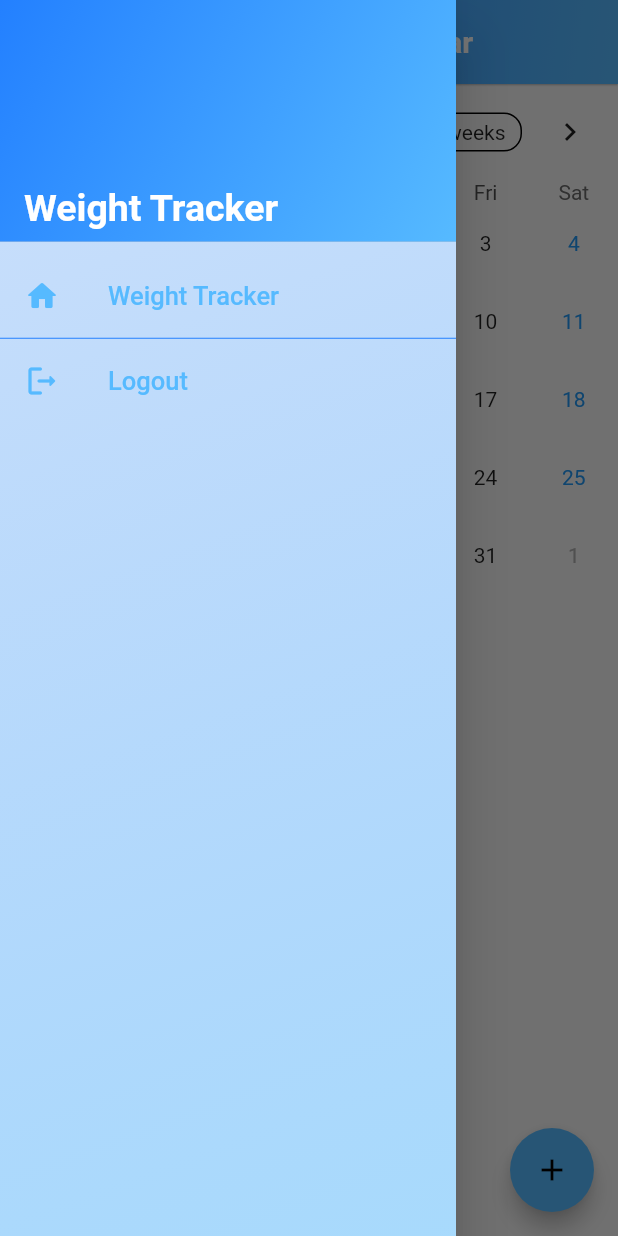
After one commit to PraveenRoshane/Fitness-Tracker-App, a Flutter app: the CalendarHomePage screen opened directly, with the side drawer open, on a phone screen of 412 x 824 dp. The commit adds this screen. Run offline on Flutter 3.47's test engine with Material 2 defaults, Android fonts, the phone set to English and light mode, and no system bars; drawn by our look-alikes of table_calendar; our stand-ins replace cloud_firestore, firebase_auth, firebase_core, flutter_svg, font_awesome_flutter, hexcolor and 1 more; accounts and stored records are empty.

Commit message:
updated weight tracker

```diff
--- /dev/null
+++ b/lib/models/weight_calendar_model.dart
@@ -0,0 +1,33 @@
+import 'package:cloud_firestore/cloud_firestore.dart';
+
+class Event {
+  final String title;
+  final String? description;
+  final DateTime date;
+  final String id;
+  Event({
+    required this.title,
+    this.description,
+    required this.date,
+    required this.id,
+  });
+
+  factory Event.fromFirestore(DocumentSnapshot<Map<String, dynamic>> snapshot,
+      [SnapshotOptions? options]) {
+    final data = snapshot.data()!;
+    return Event(
+      date: data['date'].toDate(),
+      title: data['title'],
+      description: data['description'],
+      id: snapshot.id,
+    );
+  }
+
+  Map<String, Object?> toFirestore() {
+    return {
+      "date": Timestamp.fromDate(date),
+      "title": title,
+      "description": description
+    };
+  }
+}
--- /dev/null
+++ b/lib/screens/weightTracker/progress_calendar/weight_calendar_home.dart
@@ -0,0 +1,319 @@
+import 'dart:collection';
+
+import 'package:cloud_firestore/cloud_firestore.dart';
+import 'package:firebase_auth/firebase_auth.dart';
+import 'package:flutter/material.dart';
+import 'package:flutter_new/screens/home/home.dart';
+import 'package:flutter_new/screens/weightTracker/home_page.dart';
+
+
+import 'package:table_calendar/table_calendar.dart';
+
+import '../../../models/weight_calendar_model.dart';
+import '../../authentication/login_page.dart';
+
+import '../widget/weight_event_item.dart';
+import 'add_weight_calendar.dart';
+
+
+class CalendarHomePage extends StatefulWidget {
+  const CalendarHomePage({super.key});
+
+  @override
+  State<CalendarHomePage> createState() => _CalendarHomePageState();
+}
+
+class _CalendarHomePageState extends State<CalendarHomePage> {
+  late DateTime _focusedDay;
+  late DateTime _startDay;
+  late DateTime _targetDay;
+  late DateTime _selectedDay;
+  late CalendarFormat _calendarFormat;
+  late Map<DateTime, List<Event>> _events;
+  final double _drawerIconSize = 24;
+  final double _drawerFontSize = 17;
+
+  int getHashCode(DateTime key) {
+    return key.day * 1000000 + key.month * 10000 + key.year;
+  }
+
+  @override
+  void initState() {
+    super.initState();
+    _events = LinkedHashMap(
+      equals: isSameDay,
+      hashCode: getHashCode,
+    );
+    _focusedDay = DateTime.now();
+    _startDay = DateTime.now().subtract(const Duration(days: 1000));
+    _targetDay = DateTime.now().add(const Duration(days: 1000));
+    _selectedDay = DateTime.now();
+    _calendarFormat = CalendarFormat.month;
+    _loadFirestoreEvents();
+  }
+
+  _loadFirestoreEvents() async {
+    final firstDay = DateTime(_focusedDay.year, _focusedDay.month, 1);
+    final lastDay = DateTime(_focusedDay.year, _focusedDay.month + 1, 0);
+    _events = {};
+
+    final snap = await FirebaseFirestore.instance
+        .collection('weightCalendar')
+        .where('date', isGreaterThanOrEqualTo: firstDay)
+        .where('date', isLessThanOrEqualTo: lastDay)
+        .withConverter(
+            fromFirestore: Event.fromFirestore,
+            toFirestore: (event, options) => event.toFirestore())
+        .get();
+    for (var doc in snap.docs) {
+      final event = doc.data();
+      final day =
+          DateTime.utc(event.date.year, event.date.month, event.date.day);
+      if (_events[day] == null) {
+        _events[day] = [];
+      }
+      _events[day]!.add(event);
+    }
+    setState(() {});
+  }
+
+  List<Event> _getEventsForTheDay(DateTime day) {
+    return _events[day] ?? [];
+  }
+
+  @override
+  Widget build(BuildContext context) {
+    return Scaffold(
+      appBar: AppBar(
+        title: const Text(
+          'Weight Control Calendar',
+          style: TextStyle(color: Colors.white, fontWeight: FontWeight.bold),
+        ),
+        elevation: 0.5,
+        iconTheme: const IconThemeData(color: Colors.white),
+        flexibleSpace: Container(
+          decoration: BoxDecoration(
+              gradient: LinearGradient(
+                  begin: Alignment.topLeft,
+                  end: Alignment.bottomRight,
+                  colors: <Color>[
+                Theme.of(context).primaryColor,
+                Theme.of(context).colorScheme.secondary,
+              ])),
+        ),
+        centerTitle: true,
+        actions: [
+          Container(
+            margin: const EdgeInsets.only(
+              top: 16,
+              right: 16,
+            ),
+            child: Stack(),
+          )
+        ],
+      ),
+      drawer: Drawer(
+        child: Container(
+          decoration: BoxDecoration(
+              gradient: LinearGradient(
+                  begin: Alignment.topLeft,
+                  end: Alignment.bottomRight,
+                  stops: const [
+                0.0,
+                1.0
+              ],
+                  colors: [
+                Theme.of(context).primaryColor.withOpacity(0.2),
+                Theme.of(context).colorScheme.secondary.withOpacity(0.5),
+              ])),
+          child: ListView(
+            children: [
+              DrawerHeader(
+                decoration: BoxDecoration(
+                  color: Theme.of(context).primaryColor,
+                  gradient: LinearGradient(
+                    begin: Alignment.topLeft,
+                    end: Alignment.bottomRight,
+                    stops: const [0.0, 1.0],
+                    colors: [
+                      Theme.of(context).primaryColor,
+                      Theme.of(context).colorScheme.secondary,
+                    ],
+                  ),
+                ),
+                child: Container(
+                  alignment: Alignment.bottomLeft,
+                  child: const Text(
+                    "Weight Tracker",
+                    style: TextStyle(
+                        fontSize: 25,
+                        color: Colors.white,
+                        fontWeight: FontWeight.bold),
+                  ),
+                ),
+              ),
+              ListTile(
+                leading: Icon(
+                  Icons.home_rounded,
+                  size: _drawerIconSize,
+                  color: Theme.of(context).colorScheme.secondary,
+                ),
+                title: Text(
+                  'Weight Tracker',
+                  style: TextStyle(
+                      fontSize: _drawerFontSize,
+                      color: Theme.of(context).colorScheme.secondary),
+                ),
+                onTap: () {
+                  Navigator.push(
+                    context,
+                    MaterialPageRoute(builder: (context) => SearchBar()),
+                  );
+                },
+              ),
+              Divider(
+                color: Theme.of(context).primaryColor,
+                height: 1,
+              ),
+              ListTile(
+                leading: Icon(
+                  Icons.logout_rounded,
+                  size: _drawerIconSize,
+                  color: Theme.of(context).colorScheme.secondary,
+                ),
+                title: Text(
+                  'Logout',
+                  style: TextStyle(
+                      fontSize: _drawerFontSize,
+                      color: Theme.of(context).colorScheme.secondary),
+                ),
+                onTap: () async {
+                  await FirebaseAuth.instance.signOut();
+                  Navigator.pushReplacement(
+                    context,
+                    MaterialPageRoute(builder: (context) => const LoginPage()),
+                  );
+                },
+              ),
+            ],
+          ),
+        ),
+      ),
+      body: ListView(
+        children: [
+          TableCalendar(
+            eventLoader: _getEventsForTheDay,
+            calendarFormat: _calendarFormat,
+            onFormatChanged: (format) {
+              setState(() {
+                _calendarFormat = format;
+              });
+            },
+            focusedDay: _focusedDay,
+            firstDay: _startDay,
+            lastDay: _targetDay,
+            onPageChanged: (focusedDay) {
+              setState(() {
+                _focusedDay = focusedDay;
+              });
+              _loadFirestoreEvents();
+            },
+            selectedDayPredicate: (day) => isSameDay(day, _selectedDay),
+            onDaySelected: (selectedDay, focusedDay) {
+              print(_events[selectedDay]);
+              setState(() {
+                _selectedDay = selectedDay;
+                _focusedDay = focusedDay;
+              });
+            },
+            calendarStyle: const CalendarStyle(
+              weekendTextStyle: TextStyle(
+                color: Colors.blue,
+              ),
+              selectedDecoration: BoxDecoration(
+                shape: BoxShape.rectangle,
+                color: Colors.blue,
+              ),
+            ),
+            calendarBuilders: CalendarBuilders(
+              headerTitleBuilder: (context, day) {
+                return Container(
+                  padding: const EdgeInsets.all(8.0),
+                  child: Text(day.toString()),
+                );
+              },
+            ),
+          ),
+          ..._getEventsForTheDay(_selectedDay).map(
+            (event) => EventItem(
+                event: event,
+                // onTap: () async {
+                //   final res = await Navigator.push<bool>(
+                //     context,
+                //     MaterialPageRoute(
+                //       builder: (_) => EditWeightCalendar(
+                //           startDate: _startDay,
+                //           targetDate: _targetDay,
+                //           event: event),
+                //     ),
+                //   );
+                //   if (res ?? false) {
+                //     _loadFirestoreEvents();
+                //   }
+                // },
+                onDelete: () async {
+                  final delete = await showDialog<bool>(
+                    context: context,
+                    builder: (_) => AlertDialog(
+                      title: const Text("Delete Reason?"),
+                      content: const Text("Are you sure ?"),
+                      actions: [
+                        TextButton(
+                          onPressed: () => Navigator.pop(context, false),
+                          style: TextButton.styleFrom(
+                            foregroundColor: Colors.black,
+                          ),
+                          child: const Text("No"),
+                        ),
+                        TextButton(
+                          onPressed: () => Navigator.pop(context, true),
+                          style: TextButton.styleFrom(
+                            foregroundColor: Colors.blue,
+                          ),
+                          child: const Text("Yes"),
+                        ),
+                      ],
+                    ),
+                  );
+                  if (delete ?? false) {
+                    await FirebaseFirestore.instance
+                        .collection('weightCalendar')
+                        .doc(event.id)
+                        .delete();
+                    _loadFirestoreEvents();
+                  }
+                }),
+          ),
+        ],
+      ),
+      floatingActionButton: FloatingActionButton(
+        onPressed: () async {
+          final result = await Navigator.push<bool>(
+            context,
+            MaterialPageRoute(
+              builder: (_) => AddWeightCalendar(
+                startDate: _startDay,
+                targetDate: _targetDay,
+                selectedDate: _selectedDay,
+              ),
+            ),
+          );
+          if (result ?? false) {
+            _loadFirestoreEvents();
+          }
+        },
+        child: const Icon(Icons.add),
+      ),
+    );
+  }
+}
--- a/pubspec.yaml
+++ b/pubspec.yaml
@@ -44,6 +44,7 @@ dependencies:
   flutter_calendar_carousel: ^2.3.1
   flutter_svg: ^2.0.3
   shimmer: ^2.0.0
+  table_calendar: ^3.0.8
 
 dev_dependencies:
   flutter_test:
```
Also changed, not shown: lib/screens/weightTracker/home_page.dart (+24 -0 lines), lib/screens/weightTracker/progress_calendar/add_weight_calendar.dart (added, +116 -0 lines), lib/screens/weightTracker/widget/weight_event_item.dart (added, +33 -0 lines), pubspec.lock.
